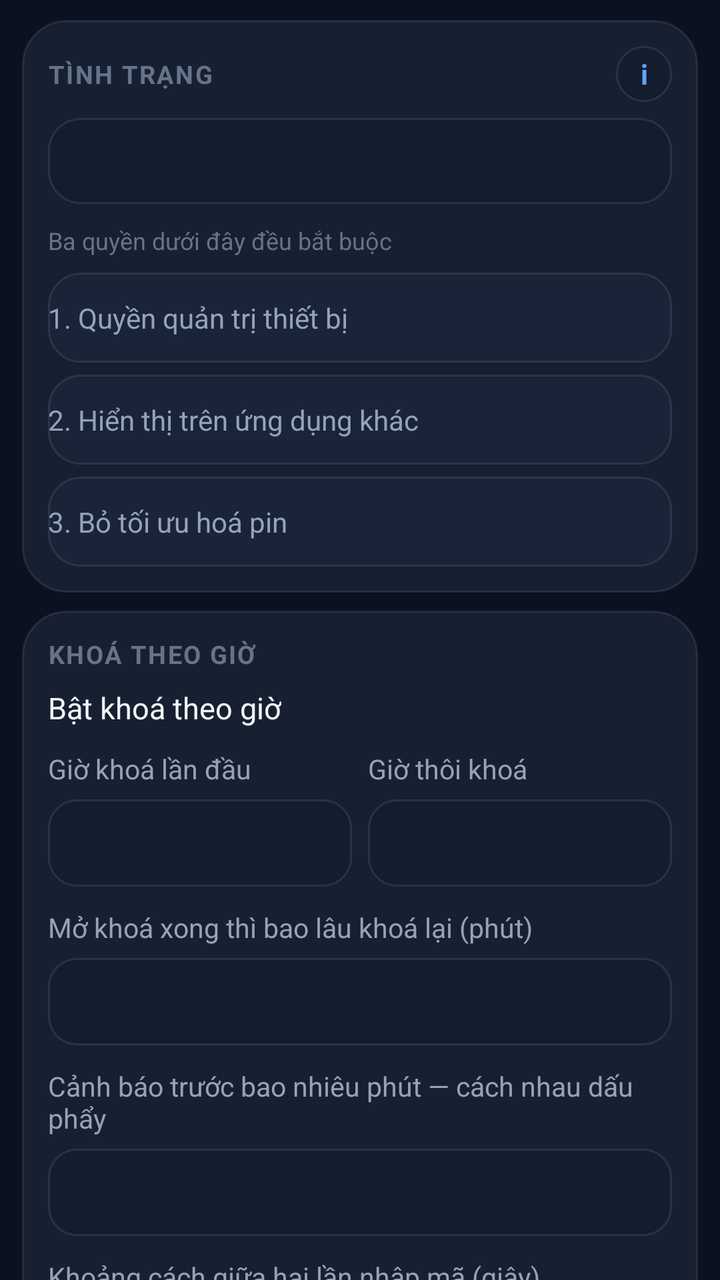
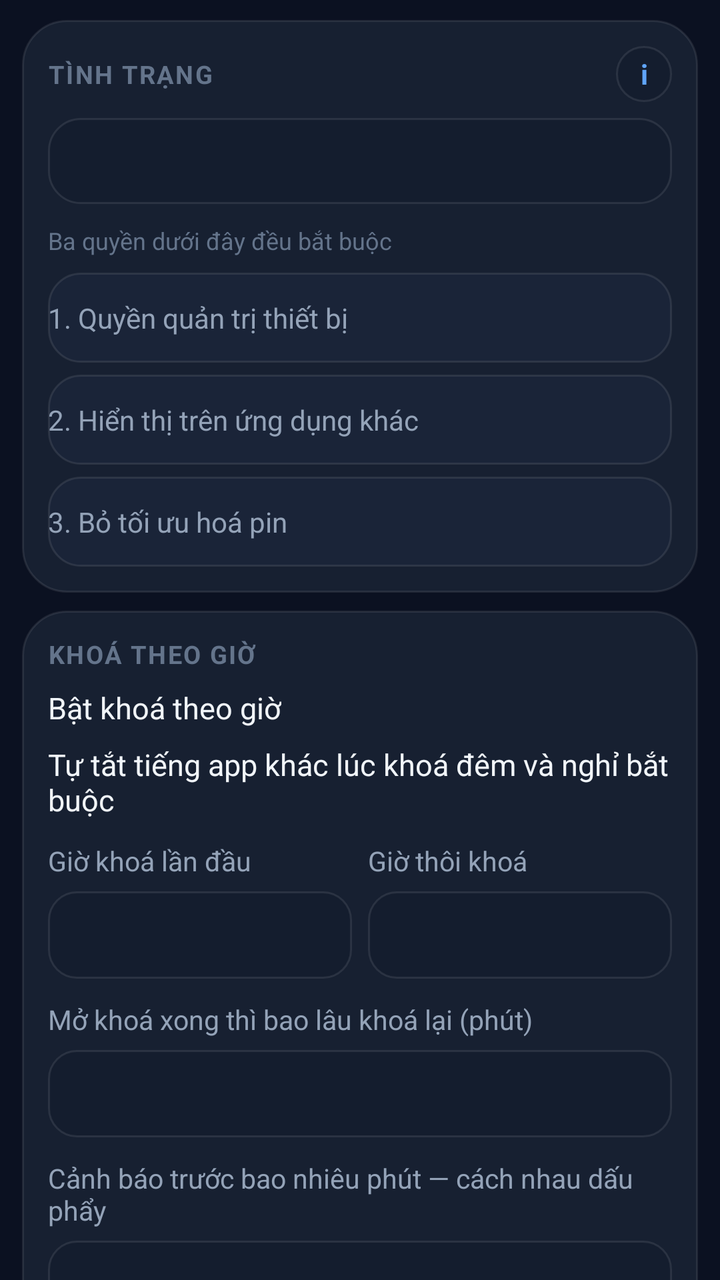

An Android layout rendered at two revisions. The XML below is the earlier revision; the diff shows what the commit changed to produce the second picture.
<!-- AndroidManifest.xml: application theme GiaoDien -->
<!-- res/layout/tab_kiem_soat.xml -->
<?xml version="1.0" encoding="utf-8"?>
<ScrollView xmlns:android="http://schemas.android.com/apk/res/android"
    android:id="@+id/cuon_may"
    android:layout_width="match_parent"
    android:layout_height="match_parent"
    android:clipToPadding="false"
    android:paddingLeft="11dp"
    android:paddingTop="10dp"
    android:paddingRight="11dp"
    android:paddingBottom="16dp"
    android:scrollbars="none">

    <LinearLayout
        android:layout_width="match_parent"
        android:layout_height="wrap_content"
        android:orientation="vertical">

        
        <LinearLayout
            android:layout_width="match_parent"
            android:layout_height="wrap_content"
            android:background="@drawable/the"
            android:orientation="vertical"
            android:padding="13dp">

            <LinearLayout
                android:layout_width="match_parent"
                android:layout_height="wrap_content"
                android:gravity="center_vertical"
                android:orientation="horizontal">

                <TextView
                    style="@style/Nhom"
                    android:layout_width="0dp"
                    android:layout_weight="1"
                    android:text="@string/nhan_tinh_trang" />

                
                <TextView
                    android:id="@+id/nut_thong_tin"
                    android:layout_width="28dp"
                    android:layout_height="28dp"
                    android:background="@drawable/nut_tron_nho"
                    android:clickable="true"
                    android:focusable="true"
                    android:gravity="center"
                    android:text="@string/nut_thong_tin"
                    android:textColor="@color/xanh"
                    android:textSize="14sp"
                    android:textStyle="bold" />
            </LinearLayout>

            <TextView
                android:id="@+id/tinh_trang"
                android:layout_width="match_parent"
                android:layout_height="wrap_content"
                android:layout_marginTop="8dp"
                android:background="@drawable/the_trong"
                android:lineSpacingExtra="5dp"
                android:padding="12dp"
                android:textColor="@color/chu"
                android:textSize="14sp" />

            <TextView
                android:layout_width="match_parent"
                android:layout_height="wrap_content"
                android:layout_marginTop="10dp"
                android:text="@string/nhan_quyen"
                android:textColor="@color/chu_rat_mo"
                android:textSize="12sp" />

            <Button
                android:id="@+id/nut_quyen_quan_tri"
                style="@style/NutPhu"
                android:layout_marginTop="8dp"
                android:text="@string/nut_quyen_quan_tri" />

            <Button
                android:id="@+id/nut_quyen_lop_phu"
                style="@style/NutPhu"
                android:layout_marginTop="6dp"
                android:text="@string/nut_quyen_lop_phu" />

            <Button
                android:id="@+id/nut_quyen_pin"
                style="@style/NutPhu"
                android:layout_marginTop="6dp"
                android:text="@string/nut_quyen_pin" />
        </LinearLayout>

        
        <LinearLayout
            android:layout_width="match_parent"
            android:layout_height="wrap_content"
            android:layout_marginTop="9dp"
            android:background="@drawable/the"
            android:orientation="vertical"
            android:padding="13dp">

            <TextView
                style="@style/Nhom"
                android:text="@string/nhom_khoa_theo_gio" />

            <CheckBox
                android:id="@+id/chk_khoa_bat"
                android:layout_width="wrap_content"
                android:layout_height="wrap_content"
                android:layout_marginTop="8dp"
                android:text="@string/khoa_theo_gio_bat"
                android:textColor="@color/chu"
                android:textSize="15sp" />

            <LinearLayout
                android:layout_width="match_parent"
                android:layout_height="wrap_content"
                android:layout_marginTop="11dp"
                android:orientation="horizontal">

                <LinearLayout
                    android:layout_width="0dp"
                    android:layout_height="wrap_content"
                    android:layout_weight="1"
                    android:orientation="vertical">

                    <TextView
                        style="@style/Nhan"
                        android:text="@string/nhan_gio_khoa_ngan" />

                    <TextView
                        android:id="@+id/o_gio_khoa"
                        style="@style/O"
                        android:clickable="true"
                        android:focusable="true"
                        android:gravity="center" />
                </LinearLayout>

                <LinearLayout
                    android:layout_width="0dp"
                    android:layout_height="wrap_content"
                    android:layout_marginStart="8dp"
                    android:layout_weight="1"
                    android:orientation="vertical">

                    <TextView
                        style="@style/Nhan"
                        android:text="@string/nhan_gio_ket_thuc_ngan" />

                    <TextView
                        android:id="@+id/o_gio_ket_thuc"
                        style="@style/O"
                        android:clickable="true"
                        android:focusable="true"
                        android:gravity="center" />
                </LinearLayout>
            </LinearLayout>

            <TextView
                style="@style/Nhan"
                android:layout_marginTop="11dp"
                android:text="@string/nhan_lap_lai" />

            <EditText
                android:id="@+id/o_lap_lai"
                style="@style/O"
                android:inputType="number" />

            <TextView
                style="@style/Nhan"
                android:layout_marginTop="11dp"
                android:text="@string/nhan_canh_bao" />

            <EditText
                android:id="@+id/o_canh_bao"
                style="@style/O"
                android:inputType="phone" />

            <TextView
                style="@style/Nhan"
                android:layout_marginTop="11dp"
                android:text="@string/nhan_khoang_cach" />

            <EditText
                android:id="@+id/o_khoang_cach"
                style="@style/O"
                android:inputType="number" />
        </LinearLayout>

        
        <LinearLayout
            android:layout_width="match_parent"
            android:layout_height="wrap_content"
            android:layout_marginTop="9dp"
            android:background="@drawable/the"
            android:orientation="vertical"
            android:padding="13dp">

            <TextView
                style="@style/Nhom"
                android:text="@string/nq_tieu_de" />

            <TextView
                android:layout_width="match_parent"
                android:layout_height="wrap_content"
                android:layout_marginTop="6dp"
                android:lineSpacingExtra="2dp"
                android:text="@string/nq_giai_thich"
                android:textColor="@color/chu_rat_mo"
                android:textSize="12sp" />

            <CheckBox
                android:id="@+id/chk_nq_bat"
                android:layout_width="wrap_content"
                android:layout_height="wrap_content"
                android:layout_marginTop="8dp"
                android:text="@string/nq_bat"
                android:textColor="@color/chu"
                android:textSize="15sp" />

            <LinearLayout
                android:layout_width="match_parent"
                android:layout_height="wrap_content"
                android:layout_marginTop="8dp"
                android:orientation="horizontal">

                <LinearLayout
                    android:layout_width="0dp"
                    android:layout_height="wrap_content"
                    android:layout_weight="1"
                    android:orientation="vertical">

                    <TextView
                        style="@style/Nhan"
                        android:text="@string/nhan_nq_phut_dung_ngan" />

                    <EditText
                        android:id="@+id/o_nq_phut_dung"
                        style="@style/O"
                        android:gravity="center"
                        android:inputType="number" />
                </LinearLayout>

                <LinearLayout
                    android:layout_width="0dp"
                    android:layout_height="wrap_content"
                    android:layout_marginStart="8dp"
                    android:layout_weight="1"
                    android:orientation="vertical">

                    <TextView
                        style="@style/Nhan"
                        android:text="@string/nhan_nq_phut_nghi_ngan" />

                    <EditText
                        android:id="@+id/o_nq_phut_nghi"
                        style="@style/O"
                        android:gravity="center"
                        android:inputType="number" />
                </LinearLayout>
            </LinearLayout>

            <LinearLayout
                android:layout_width="match_parent"
                android:layout_height="wrap_content"
                android:layout_marginTop="11dp"
                android:orientation="horizontal">

                <LinearLayout
                    android:layout_width="0dp"
                    android:layout_height="wrap_content"
                    android:layout_weight="1"
                    android:orientation="vertical">

                    <TextView
                        style="@style/Nhan"
                        android:text="@string/nhan_nq_phut_reset_ngan" />

                    <EditText
                        android:id="@+id/o_nq_phut_reset"
                        style="@style/O"
                        android:gravity="center"
                        android:inputType="number" />
                </LinearLayout>

                <LinearLayout
                    android:layout_width="0dp"
                    android:layout_height="wrap_content"
                    android:layout_marginStart="8dp"
                    android:layout_weight="1"
                    android:orientation="vertical">

                    <TextView
                        style="@style/Nhan"
                        android:text="@string/nhan_nq_canh_bao_ngan" />

                    <EditText
                        android:id="@+id/o_nq_canh_bao"
                        style="@style/O"
                        android:gravity="center"
                        android:inputType="number" />
                </LinearLayout>
            </LinearLayout>

            <TextView
                style="@style/Nhan"
                android:layout_marginTop="11dp"
                android:text="@string/nhan_nq_khung_gio" />

            <LinearLayout
                android:layout_width="match_parent"
                android:layout_height="wrap_content"
                android:orientation="horizontal">

                <TextView
                    android:id="@+id/o_nq_tu_gio"
                    style="@style/O"
                    android:layout_width="0dp"
                    android:layout_weight="1"
                    android:clickable="true"
                    android:focusable="true"
                    android:gravity="center" />

                <TextView
                    android:id="@+id/o_nq_den_gio"
                    style="@style/O"
                    android:layout_width="0dp"
                    android:layout_marginStart="8dp"
                    android:layout_weight="1"
                    android:clickable="true"
                    android:focusable="true"
                    android:gravity="center" />
            </LinearLayout>

            <TextView
                style="@style/Nhan"
                android:layout_marginTop="11dp"
                android:text="@string/nhan_nq_khan_cap" />

            <EditText
                android:id="@+id/o_nq_khan_cap"
                style="@style/O"
                android:inputType="number" />

            <CheckBox
                android:id="@+id/chk_nq_khong_khoa_khi_goi"
                android:layout_width="wrap_content"
                android:layout_height="wrap_content"
                android:layout_marginTop="8dp"
                android:text="@string/nq_khong_khoa_khi_goi"
                android:textColor="@color/chu"
                android:textSize="15sp" />
        </LinearLayout>

        
        <LinearLayout
            android:layout_width="match_parent"
            android:layout_height="wrap_content"
            android:layout_marginTop="9dp"
            android:background="@drawable/the"
            android:orientation="vertical"
            android:padding="13dp">

            <TextView
                style="@style/Nhom"
                android:text="@string/nhan_ma" />

            <EditText
                android:id="@+id/o_ma"
                style="@style/O"
                android:layout_marginTop="10dp"
                android:inputType="textPassword" />

            <EditText
                android:id="@+id/o_ma_2"
                style="@style/O"
                android:layout_marginTop="6dp"
                android:inputType="textPassword" />

            <TextView
                android:layout_width="match_parent"
                android:layout_height="wrap_content"
                android:layout_marginTop="6dp"
                android:text="@string/goi_y_ma"
                android:textColor="@color/chu_rat_mo"
                android:textSize="12sp" />
        </LinearLayout>

        <Button
            android:id="@+id/nut_luu"
            style="@style/NutChinh"
            android:layout_marginTop="14dp"
            android:text="@string/nut_luu" />

        <LinearLayout
            android:layout_width="match_parent"
            android:layout_height="wrap_content"
            android:layout_marginTop="9dp"
            android:orientation="horizontal">

            <Button
                android:id="@+id/nut_khoa_thu"
                style="@style/NutPhu"
                android:layout_width="0dp"
                android:layout_weight="1"
                android:text="@string/nut_khoa_thu" />

            <Button
                android:id="@+id/nut_thong_ke"
                style="@style/NutPhu"
                android:layout_width="0dp"
                android:layout_marginStart="8dp"
                android:layout_weight="1"
                android:text="@string/nut_thong_ke" />
        </LinearLayout>

        <Button
            android:id="@+id/nut_nhat_ky"
            style="@style/NutPhu"
            android:layout_marginTop="6dp"
            android:text="@string/nut_nhat_ky" />
    </LinearLayout>
</ScrollView>
<!-- resources referenced by this layout -->
<resources>
  <color name="chu">#F1F5F9</color>
  <color name="chu_rat_mo">#64748B</color>
  <color name="xanh">#60A5FA</color>
  <!-- drawable nut_tron_nho (drawable) -->
  <?xml version="1.0" encoding="utf-8"?>
  <shape xmlns:android="http://schemas.android.com/apk/res/android" android:shape="oval">
      <solid android:color="@color/nen_o" />
      <stroke android:width="1dp" android:color="@color/vach" />
  </shape>
  <string name="goi_y_ma">Để trống hai ô này nếu không muốn đổi mã.</string>
  <string name="khoa_theo_gio_bat">Bật khoá theo giờ</string>
  <string name="nhan_canh_bao">Cảnh báo trước bao nhiêu phút — cách nhau dấu phẩy</string>
  <string name="nhan_gio_ket_thuc_ngan">Giờ thôi khoá</string>
  <string name="nhan_gio_khoa_ngan">Giờ khoá lần đầu</string>
  <string name="nhan_khoang_cach">Khoảng cách giữa hai lần nhập mã (giây)</string>
  <string name="nhan_lap_lai">Mở khoá xong thì bao lâu khoá lại (phút)</string>
  <string name="nhan_ma">Mã mở khoá — tối thiểu 10 ký tự, nhập hai lần</string>
  <string name="nhan_nq_canh_bao_ngan">Cảnh báo trước (phút)</string>
  <string name="nhan_nq_khan_cap">Số lần được thoát khẩn cấp mỗi ngày (0 = không cho)</string>
  <string name="nhan_nq_khung_gio">Khung giờ áp dụng — để hai ô giống nhau nghĩa là cả ngày</string>
  <string name="nhan_nq_phut_dung_ngan">Dùng mỗi đợt (phút)</string>
  <string name="nhan_nq_phut_nghi_ngan">Nghỉ bắt buộc (phút)</string>
  <string name="nhan_nq_phut_reset_ngan">Nghỉ để reset (phút)</string>
  <string name="nhan_quyen">Ba quyền dưới đây đều bắt buộc</string>
  <string name="nhan_tinh_trang">Tình trạng</string>
  <string name="nhom_khoa_theo_gio">Khoá theo giờ</string>
  <string name="nq_bat">Bật dùng ngắt quãng</string>
  <string name="nq_giai_thich">Chỉ tính thời gian màn hình đang bật và máy đã mở khoá — tắt màn hình nghe nhạc thì không tính. Dùng đủ hạn mức thì bắt buộc nghỉ. Nghỉ đủ lâu giữa hai lần mở màn hình thì bộ đếm về 0.</string>
  <string name="nq_khong_khoa_khi_goi">Không tắt màn hình khi đang gọi điện</string>
  <string name="nq_tieu_de">Dùng ngắt quãng</string>
  <string name="nut_khoa_thu">Khoá thử ngay bây giờ</string>
  <string name="nut_luu">Lưu cài đặt</string>
  <string name="nut_nhat_ky">Xem nhật ký</string>
  <string name="nut_quyen_lop_phu">2. Hiển thị trên ứng dụng khác</string>
  <string name="nut_quyen_pin">3. Bỏ tối ưu hoá pin</string>
  <string name="nut_quyen_quan_tri">1. Quyền quản trị thiết bị</string>
  <string name="nut_thong_ke">Xem thống kê hôm nay</string>
  <string name="nut_thong_tin">i</string>
  <style name="NutPhu" parent="NutChinh">
          <item name="android:background">@drawable/nut_phu</item>
          <item name="android:textColor">@color/chu_mo</item>
          <item name="android:textStyle">normal</item>
          <item name="android:textSize">14sp</item>
      </style>
  <color name="nen_o">#141D2E</color>
  <color name="vach">#17FFFFFF</color>
  <color name="nen_the">#172031</color>
  <color name="chu_mo">#94A3B8</color>
  <!-- drawable nut_chinh (drawable) -->
  <?xml version="1.0" encoding="utf-8"?>
  <selector xmlns:android="http://schemas.android.com/apk/res/android">
      <item android:drawable="@drawable/nut_chinh_tat" android:state_enabled="false" />
      <item android:drawable="@drawable/nut_chinh_bat" />
  </selector>
  <color name="nen">#0B1121</color>
  <!-- drawable nut_chinh_tat (drawable) -->
  <?xml version="1.0" encoding="utf-8"?>
  <shape xmlns:android="http://schemas.android.com/apk/res/android" android:shape="rectangle">
      <solid android:color="@color/tat" />
      <corners android:radius="16dp" />
  </shape>
  <color name="tat">#1E293B</color>
  <color name="xanh_dam">#3B82F6</color>
  <color name="tim">#818CF8</color>
</resources>

<!-- the commit's change to res/layout/tab_kiem_soat.xml (unified diff, before → after) -->
@@ -110,6 +110,15 @@
                 android:textColor="@color/chu"
                 android:textSize="15sp" />
 
+            <CheckBox
+                android:id="@+id/chk_chan_am_thanh"
+                android:layout_width="wrap_content"
+                android:layout_height="wrap_content"
+                android:layout_marginTop="8dp"
+                android:text="@string/chan_am_thanh_bat"
+                android:textColor="@color/chu"
+                android:textSize="15sp" />
+
             <LinearLayout
                 android:layout_width="match_parent"
                 android:layout_height="wrap_content"
<!-- resource entries referenced after the edit -->
@@ -9,6 +9,7 @@
       <solid android:color="@color/nen_o" />
       <stroke android:width="1dp" android:color="@color/vach" />
   </shape>
+  <string name="chan_am_thanh_bat">Tự tắt tiếng app khác lúc khoá đêm và nghỉ bắt buộc</string>
   <string name="goi_y_ma">Để trống hai ô này nếu không muốn đổi mã.</string>
   <string name="khoa_theo_gio_bat">Bật khoá theo giờ</string>
   <string name="nhan_canh_bao">Cảnh báo trước bao nhiêu phút — cách nhau dấu phẩy</string>
